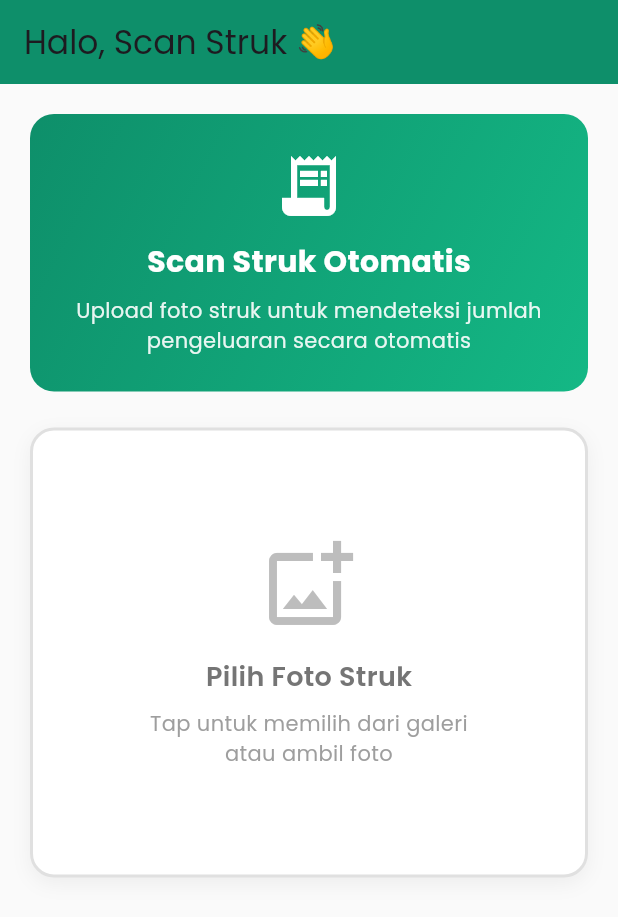
After one commit to clozers/money-management-mobile, a Flutter app: the ScanStrukPage screen opened by its route, on a phone screen of 412 x 824 dp. The commit adds this screen. Shown: the top 917 px of the screen. Run offline on Flutter 3.47's test engine with Material 3 defaults, Android fonts, the phone set to English and light mode, and no system bars; our stand-ins replace google_fonts, image_picker, shared_preferences; accounts and stored records are empty; network calls fail.

Commit message:
feat: :sparkles: upload foto

```diff
--- a/lib/main.dart
+++ b/lib/main.dart
@@ -5,6 +5,7 @@ import 'auth/registerPage.dart';
 import 'home-page/homePage.dart';
 import 'akun-page/akunPage.dart';
 import 'pengeluaran-page/pengeluaran_page.dart';
+import 'scan-struk-page/scan_struk_page.dart';
 
 void main() {
   runApp(MyApp());
@@ -28,6 +29,7 @@ class MyApp extends StatelessWidget {
         '/home': (context) => HomePage(),
         '/akun': (context) => const AccountPage(),
         '/pengeluaran': (context) => const PengeluaranPage(),
+        '/scan-struk': (context) => const ScanStrukPage(),
       },
     );
   }
--- /dev/null
+++ b/lib/scan-struk-page/scan_struk_page.dart
@@ -0,0 +1,438 @@
+import 'dart:io';
+import 'package:flutter/material.dart';
+import 'package:image_picker/image_picker.dart';
+import '../services/api_service.dart';
+import '../services/local_storage.dart';
+import '../widgets/custom_app_bar.dart';
+import 'package:intl/intl.dart';
+
+class ScanStrukPage extends StatefulWidget {
+  const ScanStrukPage({super.key});
+
+  @override
+  State<ScanStrukPage> createState() => _ScanStrukPageState();
+}
+
+class _ScanStrukPageState extends State<ScanStrukPage> {
+  File? _selectedImage;
+  final ImagePicker _picker = ImagePicker();
+  bool _isLoading = false;
+  Map<String, dynamic>? _scanResult;
+  String? _token;
+
+  final currencyFormat =
+      NumberFormat.currency(locale: 'id_ID', symbol: 'Rp ', decimalDigits: 0);
+
+  @override
+  void initState() {
+    super.initState();
+    _loadToken();
+  }
+
+  Future<void> _loadToken() async {
+    final token = await LocalStorage.getToken();
+    setState(() {
+      _token = token;
+    });
+  }
+
+  Future<void> _pickImage(ImageSource source) async {
+    try {
+      final XFile? image = await _picker.pickImage(source: source);
+      if (image != null) {
+        setState(() {
+          _selectedImage = File(image.path);
+          _scanResult = null; // Reset hasil scan
+        });
+      }
+    } catch (e) {
+      ScaffoldMessenger.of(context).showSnackBar(
+        SnackBar(
+          content: Text('Error mengambil gambar: $e'),
+          backgroundColor: Colors.red,
+        ),
+      );
+    }
+  }
+
+  Future<void> _scanImage() async {
+    if (_selectedImage == null || _token == null) {
+      ScaffoldMessenger.of(context).showSnackBar(
+        const SnackBar(
+          content: Text('Silakan pilih gambar terlebih dahulu'),
+          backgroundColor: Colors.orange,
+        ),
+      );
+      return;
+    }
+
+    setState(() {
+      _isLoading = true;
+      _scanResult = null;
+    });
+
+    try {
+      final result = await ApiService.scanTransaksi(_token!, _selectedImage!);
+
+      setState(() {
+        _isLoading = false;
+        _scanResult = result;
+      });
+
+      if (result != null) {
+        ScaffoldMessenger.of(context).showSnackBar(
+          const SnackBar(
+            content: Text('Struk berhasil di-scan!'),
+            backgroundColor: Colors.green,
+          ),
+        );
+      } else {
+        ScaffoldMessenger.of(context).showSnackBar(
+          const SnackBar(
+            content: Text('Gagal scan struk. Coba lagi.'),
+            backgroundColor: Colors.red,
+          ),
+        );
+      }
+    } catch (e) {
+      setState(() {
+        _isLoading = false;
+      });
+      ScaffoldMessenger.of(context).showSnackBar(
+        SnackBar(
+          content: Text('Error: $e'),
+          backgroundColor: Colors.red,
+        ),
+      );
+    }
+  }
+
+  void _showImageSourceDialog() {
+    showModalBottomSheet(
+      context: context,
+      shape: const RoundedRectangleBorder(
+        borderRadius: BorderRadius.vertical(top: Radius.circular(20)),
+      ),
+      builder: (context) => SafeArea(
+        child: Column(
+          mainAxisSize: MainAxisSize.min,
+          children: [
+            ListTile(
+              leading:
+                  const Icon(Icons.photo_library, color: Color(0xFF0E8F6A)),
+              title: const Text('Pilih dari Galeri'),
+              onTap: () {
+                Navigator.pop(context);
+                _pickImage(ImageSource.gallery);
+              },
+            ),
+            ListTile(
+              leading: const Icon(Icons.camera_alt, color: Color(0xFF0E8F6A)),
+              title: const Text('Ambil Foto'),
+              onTap: () {
+                Navigator.pop(context);
+                _pickImage(ImageSource.camera);
+              },
+            ),
+            const SizedBox(height: 10),
+          ],
+        ),
+      ),
+    );
+  }
+
+  @override
+  Widget build(BuildContext context) {
+    return Scaffold(
+      appBar: CustomAppBar(userName: 'Scan Struk'),
+      backgroundColor: Colors.grey[50],
+      body: SingleChildScrollView(
+        padding: const EdgeInsets.all(20),
+        child: Column(
+          crossAxisAlignment: CrossAxisAlignment.stretch,
+          children: [
+            // Header Section
+            Container(
+              padding: const EdgeInsets.all(24),
+              decoration: BoxDecoration(
+                gradient: LinearGradient(
+                  begin: Alignment.topLeft,
+                  end: Alignment.bottomRight,
+                  colors: [
+                    Color(0xFF0E8F6A),
+                    Color(0xFF14B885),
+                  ],
+                ),
+                borderRadius: BorderRadius.circular(16),
+              ),
+              child: Column(
+                children: [
+                  Icon(
+                    Icons.receipt_long,
+                    size: 48,
+                    color: Colors.white,
+                  ),
+                  const SizedBox(height: 12),
+                  const Text(
+                    'Scan Struk Otomatis',
+                    style: TextStyle(
+                      color: Colors.white,
+                      fontSize: 20,
+                      fontWeight: FontWeight.bold,
+                    ),
+                  ),
+                  const SizedBox(height: 8),
+                  Text(
+                    'Upload foto struk untuk mendeteksi jumlah pengeluaran secara otomatis',
+                    textAlign: TextAlign.center,
+                    style: TextStyle(
+                      color: Colors.white.withOpacity(0.9),
+                      fontSize: 14,
+                    ),
+                  ),
+                ],
+              ),
+            ),
+
+            const SizedBox(height: 24),
+
+            // Image Preview Section
+            if (_selectedImage != null)
+              Container(
+                decoration: BoxDecoration(
+                  color: Colors.white,
+                  borderRadius: BorderRadius.circular(16),
+                  boxShadow: [
+                    BoxShadow(
+                      color: Colors.black.withOpacity(0.05),
+                      blurRadius: 10,
+                      offset: const Offset(0, 4),
+                    ),
+                  ],
+                ),
+                child: Column(
+                  children: [
+                    ClipRRect(
+                      borderRadius: const BorderRadius.vertical(
+                        top: Radius.circular(16),
+                      ),
+                      child: Image.file(
+                        _selectedImage!,
+                        height: 300,
+                        width: double.infinity,
+                        fit: BoxFit.cover,
+                      ),
+                    ),
+                    Padding(
+                      padding: const EdgeInsets.all(16),
+                      child: Row(
+                        children: [
+                          Expanded(
+                            child: OutlinedButton.icon(
+                              onPressed: () => _showImageSourceDialog(),
+                              icon: const Icon(Icons.refresh),
+                              label: const Text('Ganti Foto'),
+                              style: OutlinedButton.styleFrom(
+                                foregroundColor: Color(0xFF0E8F6A),
+                                side: BorderSide(color: Color(0xFF0E8F6A)),
+                              ),
+                            ),
+                          ),
+                          const SizedBox(width: 12),
+                          Expanded(
+                            child: ElevatedButton.icon(
+                              onPressed: _isLoading ? null : _scanImage,
+                              icon: _isLoading
+                                  ? const SizedBox(
+                                      width: 16,
+                                      height: 16,
+                                      child: CircularProgressIndicator(
+                                        strokeWidth: 2,
+                                        valueColor:
+                                            AlwaysStoppedAnimation<Color>(
+                                          Colors.white,
+                                        ),
+                                      ),
+                                    )
+                                  : const Icon(Icons.scanner),
+                              label: Text(_isLoading ? 'Memproses...' : 'Scan'),
+                              style: ElevatedButton.styleFrom(
+                                backgroundColor: Color(0xFF0E8F6A),
+                                foregroundColor: Colors.white,
+                              ),
+                            ),
+                          ),
+                        ],
+                      ),
+                    ),
+                  ],
+                ),
+              )
+            else
+              // Empty State
+              GestureDetector(
+                onTap: _showImageSourceDialog,
+                child: Container(
+                  height: 300,
+                  decoration: BoxDecoration(
+                    color: Colors.white,
+                    borderRadius: BorderRadius.circular(16),
+                    border: Border.all(
+                      color: Colors.grey[300]!,
+                      width: 2,
+                      style: BorderStyle.solid,
+                    ),
+                    boxShadow: [
+                      BoxShadow(
+                        color: Colors.black.withOpacity(0.05),
+                        blurRadius: 10,
+                        offset: const Offset(0, 4),
+                      ),
+                    ],
+                  ),
+                  child: Column(
+                    mainAxisAlignment: MainAxisAlignment.center,
+                    children: [
+                      Icon(
+                        Icons.add_photo_alternate_outlined,
+                        size: 64,
+                        color: Colors.grey[400],
+                      ),
+                      const SizedBox(height: 16),
+                      Text(
+                        'Pilih Foto Struk',
+                        style: TextStyle(
+                          color: Colors.grey[600],
+                          fontSize: 18,
+                          fontWeight: FontWeight.w600,
+                        ),
+                      ),
+                      const SizedBox(height: 8),
+                      Text(
+                        'Tap untuk memilih dari galeri\natau ambil foto',
+                        textAlign: TextAlign.center,
+                        style: TextStyle(
+                          color: Colors.grey[500],
+                          fontSize: 14,
+                        ),
+                      ),
+                    ],
+                  ),
+                ),
+              ),
+
+            const SizedBox(height: 24),
+
+            // Scan Result Section
+            if (_scanResult != null)
+              Container(
+                padding: const EdgeInsets.all(20),
+                decoration: BoxDecoration(
+                  color: Colors.white,
+                  borderRadius: BorderRadius.circular(16),
+                  boxShadow: [
+                    BoxShadow(
+                      color: Colors.black.withOpacity(0.05),
+                      blurRadius: 10,
+                      offset: const Offset(0, 4),
+                    ),
+                  ],
+                ),
+                child: Column(
+                  crossAxisAlignment: CrossAxisAlignment.start,
+                  children: [
+                    Row(
+                      children: [
+                        Container(
+                          padding: const EdgeInsets.all(8),
+                          decoration: BoxDecoration(
+                            color: Colors.green.withOpacity(0.1),
+                            borderRadius: BorderRadius.circular(8),
+                          ),
+                          child: const Icon(
+                            Icons.check_circle,
+                            color: Colors.green,
+                            size: 24,
+                          ),
+                        ),
+                        const SizedBox(width: 12),
+                        const Text(
+                          'Hasil Scan',
+                          style: TextStyle(
+                            fontSize: 18,
+                            fontWeight: FontWeight.bold,
+                            color: Colors.black87,
+                          ),
+                        ),
+                      ],
+                    ),
+                    const SizedBox(height: 20),
+                    _buildResultItem(
+                      'Total Pengeluaran',
+                      currencyFormat.format(
+                        double.tryParse(
+                                _scanResult!['total']?.toString() ?? '0') ??
+                            0,
+                      ),
+                      Colors.red,
+                    ),
+                    if (_scanResult!['kategori'] != null)
+                      _buildResultItem(
+                        'Kategori',
+                        _scanResult!['kategori']['nama_kategori'] ?? '-',
+                        Colors.blue,
+                      ),
+                    if (_scanResult!['tanggal'] != null)
+                      _buildResultItem(
+                        'Tanggal',
+                        _scanResult!['tanggal'] ?? '-',
+                        Colors.grey[700]!,
+                      ),
+                    if (_scanResult!['deskripsi'] != null)
+                      _buildResultItem(
+                        'Deskripsi',
+                        _scanResult!['deskripsi'] ?? '-',
+                        Colors.grey[700]!,
+                      ),
+                  ],
+                ),
+              ),
+          ],
+        ),
+      ),
+    );
+  }
+
+  Widget _buildResultItem(String label, String value, Color valueColor) {
+    return Padding(
+      padding: const EdgeInsets.only(bottom: 16),
+      child: Row(
+        mainAxisAlignment: MainAxisAlignment.spaceBetween,
+        crossAxisAlignment: CrossAxisAlignment.start,
+        children: [
+          Expanded(
+            child: Text(
+              label,
+              style: TextStyle(
+                color: Colors.grey[600],
+                fontSize: 14,
+                fontWeight: FontWeight.w500,
+              ),
+            ),
+          ),
+          Expanded(
+            child: Text(
+              value,
+              textAlign: TextAlign.right,
+              style: TextStyle(
+                color: valueColor,
+                fontSize: 16,
+                fontWeight: FontWeight.bold,
+              ),
+            ),
+          ),
+        ],
+      ),
+    );
+  }
+}
--- a/lib/services/api_service.dart
+++ b/lib/services/api_service.dart
@@ -1,5 +1,7 @@
 import 'dart:convert';
+import 'dart:io';
 import 'package:http/http.dart' as http;
+import 'package:path/path.dart' as path;
 
 class ApiService {
   static const String baseUrl = 'https://brightfuture.my.id/api';
@@ -118,4 +120,47 @@ class ApiService {
       return [];
     }
   }
+
+  // 📸 SCAN TRANSAKSI (Upload Struk)
+  static Future<Map<String, dynamic>?> scanTransaksi(
+      String token, File imageFile) async {
+    try {
+      var request = http.MultipartRequest(
+        'POST',
+        Uri.parse('$baseUrl/scan-transaksi'),
+      );
+
+      // Add headers
+      request.headers.addAll({
+        'Accept': 'application/json',
+        'Authorization': 'Bearer $token',
+      });
+
+      // Add file
+      var multipartFile = await http.MultipartFile.fromPath(
+        'nota',
+        imageFile.path,
+        filename: path.basename(imageFile.path),
+      );
+      request.files.add(multipartFile);
+
+      print('Scan transaksi: Uploading file ${imageFile.path}');
+
+      var streamedResponse = await request.send();
+      var response = await http.Response.fromStream(streamedResponse);
+
+      print('Scan transaksi response status: ${response.statusCode}');
+      print('Scan transaksi response body: ${response.body}');
+
+      if (response.statusCode == 200 || response.statusCode == 201) {
+        return jsonDecode(response.body);
+      } else {
+        print('Scan transaksi error: ${response.body}');
+        return null;
+      }
+    } catch (e) {
+      print('Scan transaksi exception: $e');
+      return null;
+    }
+  }
 }
--- a/pubspec.yaml
+++ b/pubspec.yaml
@@ -35,6 +35,8 @@ dependencies:
   path_provider_android: ^2.0.15
   intl: ^0.19.0
   google_fonts: ^6.1.0
+  image_picker: ^1.0.7
+  path: ^1.9.0
 
   # The following adds the Cupertino Icons font to your application.
   # Use with the CupertinoIcons class for iOS style icons.
```
Also changed, not shown: lib/home-page/homePage.dart (+80 -0 lines), pubspec.lock, 7 other files.
